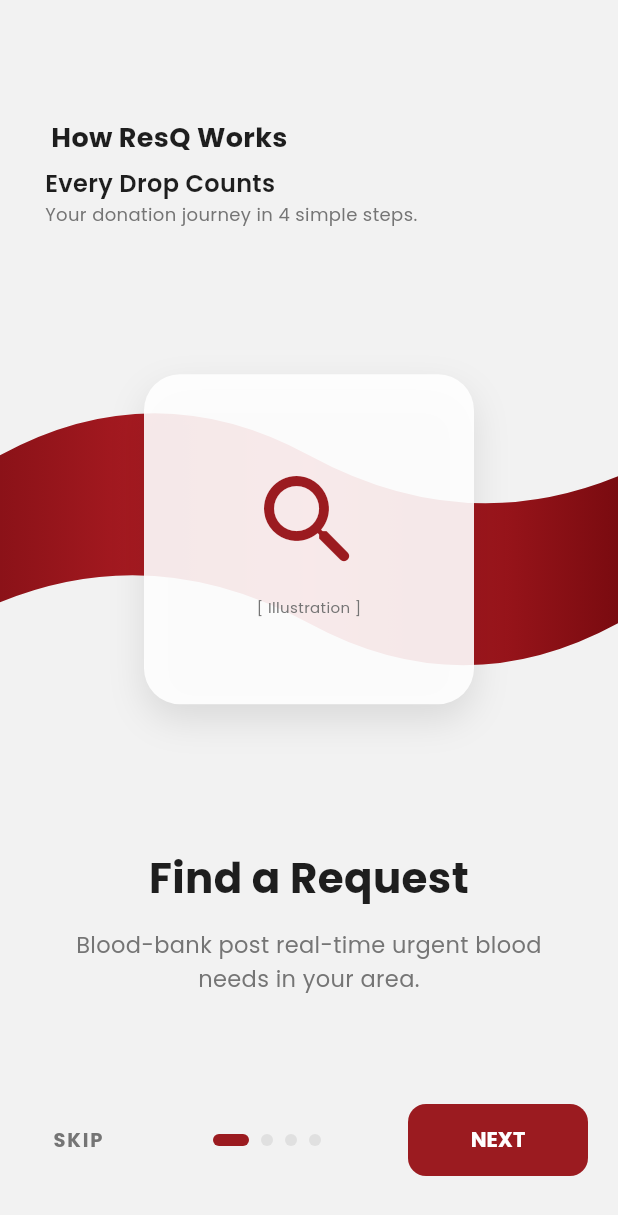
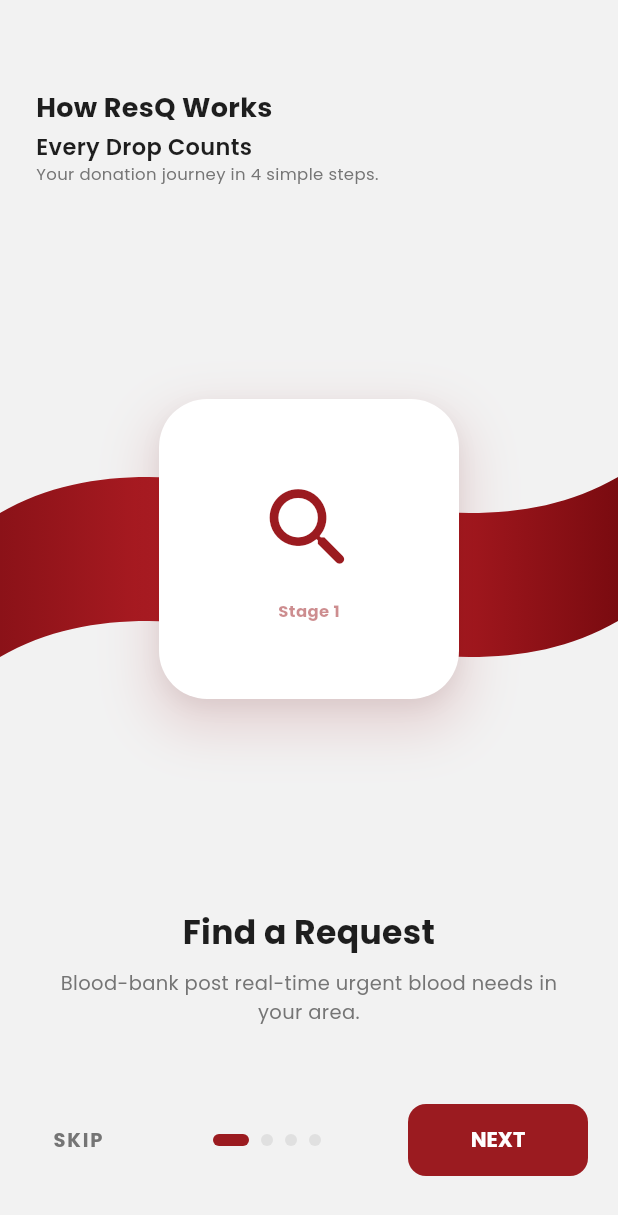
Before and after one commit to aliahkono/resq_app, a Flutter app: the screen it shows after launch, on a phone screen of 412 x 824 dp. Shown: the top 1215 px of the screen. Run offline on Flutter 3.47's test engine with Material 3 defaults, Android fonts, the phone set to English and light mode, and no system bars; our stand-ins replace google_fonts.

Commit message:
fix: update Gradle/Kotlin configurations and implement splash/onboarding views

```diff
--- a/lib/views/onboarding/onboarding_view.dart
+++ b/lib/views/onboarding/onboarding_view.dart
@@ -54,6 +54,12 @@
               return OnboardingPage(
                 data: _onboardingData[index],
                 isFirst: index == 0,
+                onBack: () {
+                  _pageController.previousPage(
+                    duration: const Duration(milliseconds: 500),
+                    curve: Curves.easeInOut,
+                  );
+                },
               );
             },
           ),
@@ -152,44 +158,62 @@
 class OnboardingPage extends StatelessWidget {
   final Map<String, String> data;
   final bool isFirst;
+  final VoidCallback onBack;
 
   const OnboardingPage({
     super.key,
     required this.data,
     required this.isFirst,
+    required this.onBack,
   });
 
   @override
   Widget build(BuildContext context) {
     return Column(
       children: [
-        const SizedBox(height: 80),
+        const SizedBox(height: 60),
 
         // Header Text
         Padding(
-          padding: const EdgeInsets.symmetric(horizontal: 30.0),
+          padding: const EdgeInsets.symmetric(horizontal: 24.0),
           child: Column(
             crossAxisAlignment: CrossAxisAlignment.start,
             children: [
-              Row(
-                children: [
-                  if (!isFirst)
-                    const Icon(Icons.arrow_back_ios, size: 16, color: ResQTheme.textDark),
-                  Text(
-                    ' How ResQ Works',
-                    style: ResQTheme.heading2.copyWith(color: ResQTheme.textDark),
-                  ),
-                ],
+              GestureDetector(
+                onTap: isFirst ? null : onBack,
+                child: Row(
+                  children: [
+                    if (!isFirst)
+                      const Padding(
+                        padding: EdgeInsets.only(right: 8.0),
+                        child: Icon(Icons.arrow_back_ios_new_rounded, size: 18, color: ResQTheme.textDark),
+                      ),
+                    Text(
+                      'How ResQ Works',
+                      style: ResQTheme.heading2.copyWith(
+                        color: ResQTheme.textDark,
+                        fontWeight: FontWeight.bold,
+                        fontSize: 18,
+                      ),
+                    ),
+                  ],
+                ),
               ),
               if (isFirst) ...[
-                const SizedBox(height: 8),
+                const SizedBox(height: 4),
                 Text(
                   'Every Drop Counts',
-                  style: ResQTheme.heading3.copyWith(color: ResQTheme.textDark, fontSize: 16),
+                  style: ResQTheme.heading3.copyWith(
+                    color: ResQTheme.textDark,
+                    fontSize: 15,
+                  ),
                 ),
                 Text(
                   'Your donation journey in 4 simple steps.',
-                  style: ResQTheme.subText.copyWith(fontSize: 12),
+                  style: ResQTheme.subText.copyWith(
+                    fontSize: 11,
+                    color: ResQTheme.textMuted,
+                  ),
                 ),
               ],
             ],
@@ -202,11 +226,11 @@
         Stack(
           alignment: Alignment.center,
           children: [
-            // Wavy Background (Simulating the wavy banner in Figma)
+            // Wavy Background Band
             ClipPath(
               clipper: WavyClipper(),
               child: Container(
-                height: 280,
+                height: 240,
                 width: double.infinity,
                 decoration: const BoxDecoration(
                   gradient: ResQTheme.howItWorksGradient,
@@ -214,18 +238,24 @@
               ),
             ),
 
-            // Illustration Placeholder Container
+            // Illustration Container with Soft Glow
             Container(
-              width: 220,
-              height: 220,
+              width: 200,
+              height: 200,
               decoration: BoxDecoration(
-                color: Colors.white.withOpacity(0.9),
-                borderRadius: BorderRadius.circular(24),
+                color: Colors.white,
+                borderRadius: BorderRadius.circular(32),
                 boxShadow: [
                   BoxShadow(
-                    color: Colors.black.withOpacity(0.1),
-                    blurRadius: 20,
-                    offset: const Offset(0, 10),
+                    color: ResQTheme.primaryCrimson.withOpacity(0.15),
+                    blurRadius: 30,
+                    spreadRadius: 5,
+                    offset: const Offset(0, 15),
+                  ),
+                  BoxShadow(
+                    color: Colors.black.withOpacity(0.05),
+                    blurRadius: 10,
+                    offset: const Offset(0, 5),
                   ),
                 ],
               ),
@@ -235,13 +265,16 @@
                   children: [
                     Icon(
                       _getIconForTitle(data['title']!),
-                      size: 80,
+                      size: 70,
                       color: ResQTheme.primaryCrimson,
                     ),
-                    const SizedBox(height: 10),
-                    const Text(
-                      '[ Illustration ]',
-                      style: TextStyle(color: ResQTheme.textMuted, fontSize: 10),
+                    const SizedBox(height: 12),
+                    Text(
+                      'Stage ${isFirst ? 1 : 2 /* Simple logic for demo */}',
+                      style: ResQTheme.subText.copyWith(
+                        fontWeight: FontWeight.bold,
+                        color: ResQTheme.primaryCrimson.withOpacity(0.5),
+                      ),
                     ),
                   ],
                 ),
@@ -261,16 +294,16 @@
                 data['title']!,
                 textAlign: TextAlign.center,
                 style: ResQTheme.heading1.copyWith(
-                  fontSize: 28,
+                  fontSize: 22,
                   color: ResQTheme.textDark,
                 ),
               ),
-              const SizedBox(height: 16),
+              const SizedBox(height: 12),
               Text(
                 data['description']!,
                 textAlign: TextAlign.center,
                 style: ResQTheme.bodyText.copyWith(
-                  fontSize: 15,
+                  fontSize: 13,
                   color: ResQTheme.textMuted,
                   height: 1.5,
                 ),
@@ -279,7 +312,7 @@
           ),
         ),
 
-        const SizedBox(height: 160), // Space for buttons and indicator
+        const SizedBox(height: 140),
       ],
     );
   }
@@ -304,29 +337,27 @@
   @override
   Path getClip(Size size) {
     Path path = Path();
-    path.moveTo(0, size.height * 0.3);
+    double h = size.height;
+    double w = size.width;
 
-    var firstControlPoint = Offset(size.width * 0.25, size.height * 0.1);
-    var firstEndPoint = Offset(size.width * 0.5, size.height * 0.3);
-    path.quadraticBezierTo(firstControlPoint.dx, firstControlPoint.dy,
-        firstEndPoint.dx, firstEndPoint.dy);
+    path.moveTo(0, h * 0.4);
 
-    var secondControlPoint = Offset(size.width * 0.75, size.height * 0.5);
-    var secondEndPoint = Offset(size.width, size.height * 0.35);
-    path.quadraticBezierTo(secondControlPoint.dx, secondControlPoint.dy,
-        secondEndPoint.dx, secondEndPoint.dy);
+    // Smooth S-curve top
+    path.cubicTo(
+      w * 0.3, h * 0.1,
+      w * 0.7, h * 0.6,
+      w, h * 0.3
+    );
 
-    path.lineTo(size.width, size.height * 0.7);
+    // Right side down
+    path.lineTo(w, h * 0.7);
 
-    var thirdControlPoint = Offset(size.width * 0.75, size.height * 0.9);
-    var thirdEndPoint = Offset(size.width * 0.5, size.height * 0.7);
-    path.quadraticBezierTo(thirdControlPoint.dx, thirdControlPoint.dy,
-        thirdEndPoint.dx, thirdEndPoint.dy);
-
-    var fourthControlPoint = Offset(size.width * 0.25, size.height * 0.5);
-    var fourthEndPoint = Offset(0, size.height * 0.65);
-    path.quadraticBezierTo(fourthControlPoint.dx, fourthControlPoint.dy,
-        fourthEndPoint.dx, fourthEndPoint.dy);
+    // Smooth S-curve bottom
+    path.cubicTo(
+      w * 0.7, h,
+      w * 0.3, h * 0.5,
+      0, h * 0.8
+    );
 
     path.close();
     return path;
```
Also changed, not shown: lib/views/splash/splashscreen.dart (+37 -24 lines), pubspec.lock, 3 other files.
